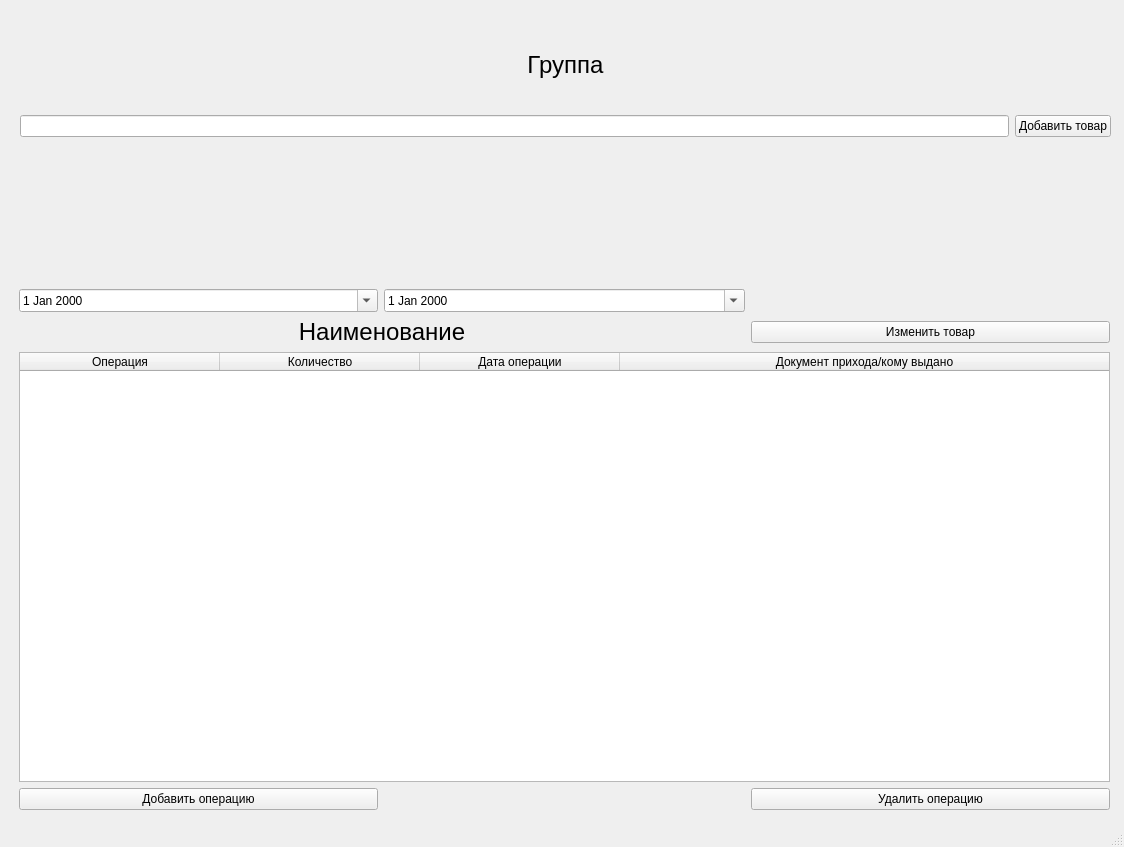
Vofanchik/AptecnyiSklad, file UI_files/maiwindo.ui: the form before one commit.
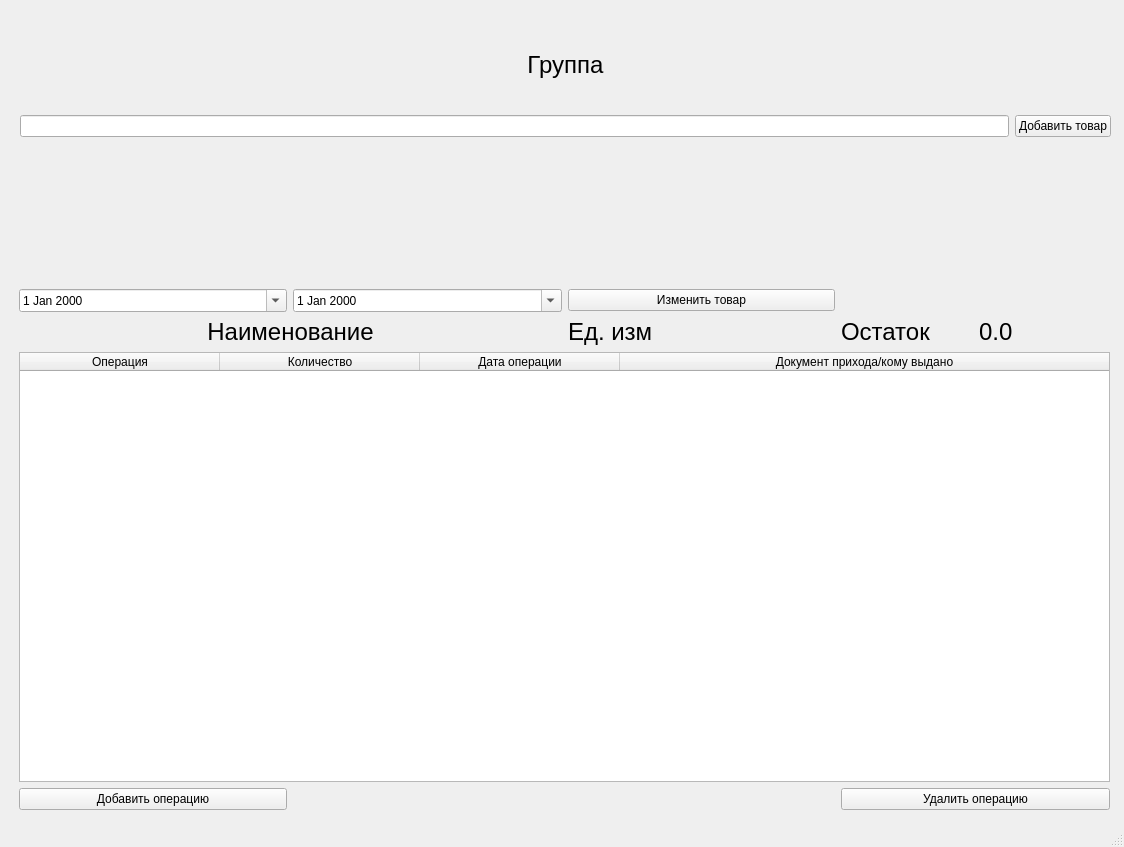
The form after the commit.

The edit to the form file:
```diff
--- a/UI_files/maiwindo.ui
+++ b/UI_files/maiwindo.ui
@@ -24,37 +24,49 @@
      </rect>
     </property>
     <layout class="QGridLayout" name="gridLayout">
-     <item row="1" column="0" colspan="2">
-      <layout class="QHBoxLayout" name="horizontalLayout_3">
+     <item row="0" column="0">
+      <widget class="QDateEdit" name="dateEdit">
+       <property name="calendarPopup">
+        <bool>true</bool>
+       </property>
+      </widget>
+     </item>
+     <item row="3" column="3">
+      <widget class="QPushButton" name="pushButton_2">
+       <property name="text">
+        <string>Удалить операцию</string>
+       </property>
+      </widget>
+     </item>
+     <item row="1" column="3">
+      <layout class="QHBoxLayout" name="horizontalLayout_5">
        <item>
-        <widget class="QLabel" name="label_2">
+        <widget class="QLabel" name="label_4">
          <property name="font">
           <font>
            <pointsize>18</pointsize>
           </font>
          </property>
          <property name="text">
-          <string>Наименование</string>
+          <string>Остаток</string>
          </property>
-         <property name="alignment">
-          <set>Qt::AlignCenter</set>
-         </property>
         </widget>
        </item>
-      </layout>
-     </item>
-     <item row="3" column="0">
-      <layout class="QHBoxLayout" name="horizontalLayout">
        <item>
-        <widget class="QPushButton" name="pushButton_3">
+        <widget class="QLabel" name="label_5">
+         <property name="font">
+          <font>
+           <pointsize>18</pointsize>
+          </font>
+         </property>
          <property name="text">
-          <string>Добавить операцию</string>
+          <string>0.0</string>
          </property>
         </widget>
        </item>
       </layout>
      </item>
-     <item row="2" column="0" colspan="3">
+     <item row="2" column="0" colspan="4">
       <widget class="QTableWidget" name="tableWidget_2">
        <property name="sizeAdjustPolicy">
         <enum>QAbstractScrollArea::AdjustToContentsOnFirstShow</enum>
@@ -93,34 +105,58 @@
        </column>
       </widget>
      </item>
+     <item row="3" column="0">
+      <layout class="QHBoxLayout" name="horizontalLayout">
+       <item>
+        <widget class="QPushButton" name="pushButton_3">
+         <property name="text">
+          <string>Добавить операцию</string>
+         </property>
+        </widget>
+       </item>
+      </layout>
+     </item>
+     <item row="0" column="1">
+      <widget class="QDateEdit" name="dateEdit_2">
+       <property name="calendarPopup">
+        <bool>true</bool>
+       </property>
+      </widget>
+     </item>
+     <item row="1" column="0" colspan="2">
+      <widget class="QLabel" name="label_2">
+       <property name="font">
+        <font>
+         <pointsize>18</pointsize>
+        </font>
+       </property>
+       <property name="text">
+        <string>Наименование</string>
+       </property>
+       <property name="alignment">
+        <set>Qt::AlignCenter</set>
+       </property>
+      </widget>
+     </item>
      <item row="1" column="2">
+      <widget class="QLabel" name="label_3">
+       <property name="font">
+        <font>
+         <pointsize>18</pointsize>
+        </font>
+       </property>
+       <property name="text">
+        <string>Ед. изм</string>
+       </property>
+      </widget>
+     </item>
+     <item row="0" column="2">
       <widget class="QPushButton" name="pushButton">
        <property name="text">
         <string>Изменить товар</string>
        </property>
       </widget>
      </item>
-     <item row="3" column="2">
-      <widget class="QPushButton" name="pushButton_2">
-       <property name="text">
-        <string>Удалить операцию</string>
-       </property>
-      </widget>
-     </item>
-     <item row="0" column="0">
-      <widget class="QDateEdit" name="dateEdit">
-       <property name="calendarPopup">
-        <bool>true</bool>
-       </property>
-      </widget>
-     </item>
-     <item row="0" column="1">
-      <widget class="QDateEdit" name="dateEdit_2">
-       <property name="calendarPopup">
-        <bool>true</bool>
-       </property>
-      </widget>
-     </item>
     </layout>
    </widget>
    <widget class="QWidget" name="verticalLayoutWidget">
```
